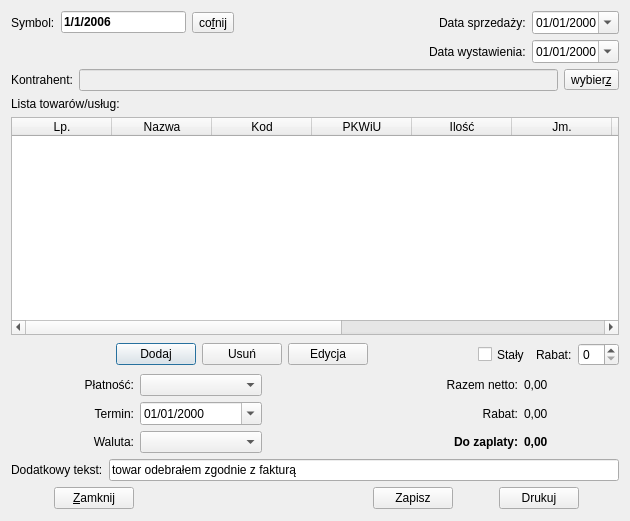
juliagoda/qfaktury, file Faktura.ui: the form before one commit.
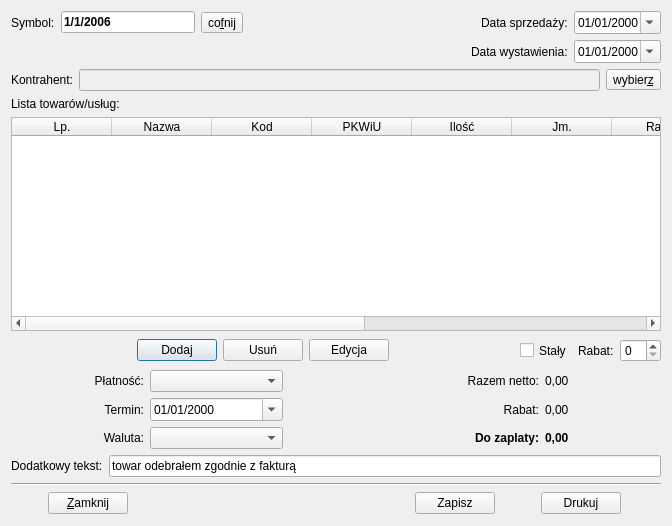
The form after the commit.

The edit to the form file:
```diff
--- a/Faktura.ui
+++ b/Faktura.ui
@@ -5,8 +5,8 @@
    <rect>
     <x>0</x>
     <y>0</y>
-    <width>630</width>
-    <height>521</height>
+    <width>672</width>
+    <height>526</height>
    </rect>
   </property>
   <property name="windowTitle" >
@@ -603,18 +603,15 @@
      </item>
     </layout>
    </item>
+   <item>
+    <widget class="Line" name="line" >
+     <property name="orientation" >
+      <enum>Qt::Horizontal</enum>
+     </property>
+    </widget>
+   </item>
    <item>
     <layout class="QHBoxLayout" name="horizontalLayout_4" >
-     <item>
-      <widget class="QFrame" name="frame" >
-       <property name="frameShape" >
-        <enum>QFrame::HLine</enum>
-       </property>
-       <property name="frameShadow" >
-        <enum>QFrame::Raised</enum>
-       </property>
-      </widget>
-     </item>
      <item>
       <spacer name="spacer6" >
        <property name="orientation" >
```
